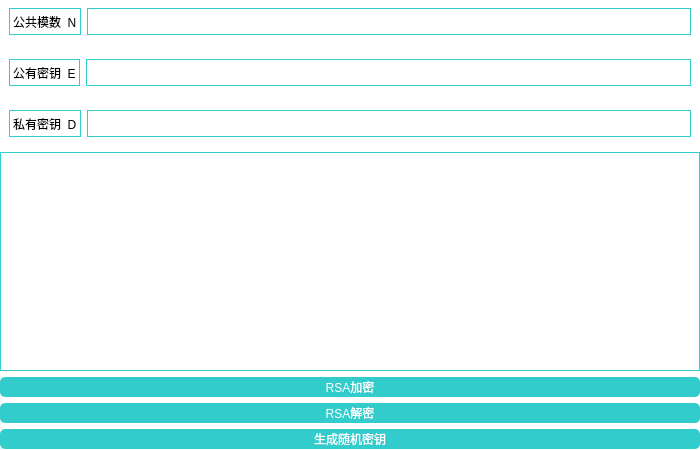
The window that passwordgenerator.ui (AiBryce/FileEncryptionAndDecryptionProgramDemo) describes before a commit, drawn with Qt 5.
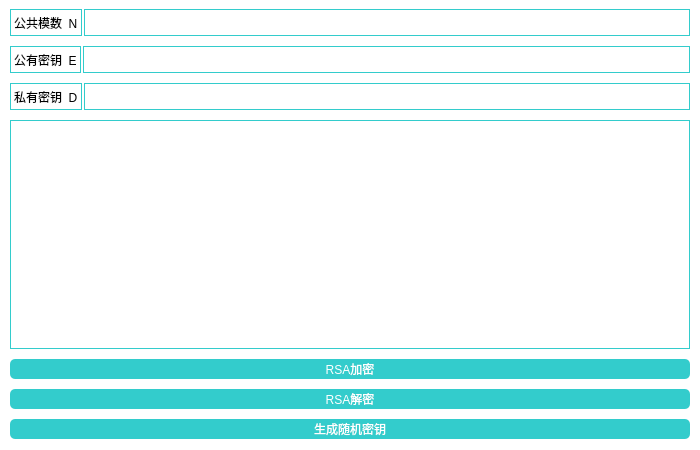
The same window after the commit.

Commit message: V 1.1.4 调整提示信息显示版式；调整生成密钥界面

Diff of the .ui file:
```diff
--- a/passwordgenerator.ui
+++ b/passwordgenerator.ui
@@ -57,6 +57,21 @@
     </rect>
    </property>
    <layout class="QVBoxLayout" name="verticalLayout">
+    <property name="spacing">
+     <number>10</number>
+    </property>
+    <property name="leftMargin">
+     <number>10</number>
+    </property>
+    <property name="topMargin">
+     <number>10</number>
+    </property>
+    <property name="rightMargin">
+     <number>10</number>
+    </property>
+    <property name="bottomMargin">
+     <number>10</number>
+    </property>
     <item>
      <widget class="QWidget" name="horizontalWidget" native="true">
       <property name="minimumSize">
@@ -66,6 +81,21 @@
        </size>
       </property>
       <layout class="QHBoxLayout" name="horizontalLayout_2">
+       <property name="spacing">
+        <number>2</number>
+       </property>
+       <property name="leftMargin">
+        <number>0</number>
+       </property>
+       <property name="topMargin">
+        <number>0</number>
+       </property>
+       <property name="rightMargin">
+        <number>0</number>
+       </property>
+       <property name="bottomMargin">
+        <number>0</number>
+       </property>
        <item>
         <widget class="QLabel" name="label">
          <property name="text">
@@ -98,6 +128,21 @@
        </size>
       </property>
       <layout class="QHBoxLayout" name="horizontalLayout_3">
+       <property name="spacing">
+        <number>2</number>
+       </property>
+       <property name="leftMargin">
+        <number>0</number>
+       </property>
+       <property name="topMargin">
+        <number>0</number>
+       </property>
+       <property name="rightMargin">
+        <number>0</number>
+       </property>
+       <property name="bottomMargin">
+        <number>0</number>
+       </property>
        <item>
         <widget class="QLabel" name="label_3">
          <property name="text">
@@ -130,6 +175,21 @@
        </size>
       </property>
       <layout class="QHBoxLayout" name="horizontalLayout_4">
+       <property name="spacing">
+        <number>2</number>
+       </property>
+       <property name="leftMargin">
+        <number>0</number>
+       </property>
+       <property name="topMargin">
+        <number>0</number>
+       </property>
+       <property name="rightMargin">
+        <number>0</number>
+       </property>
+       <property name="bottomMargin">
+        <number>0</number>
+       </property>
        <item>
         <widget class="QLabel" name="label_2">
          <property name="text">
```
The commit also changes 2 other files.
